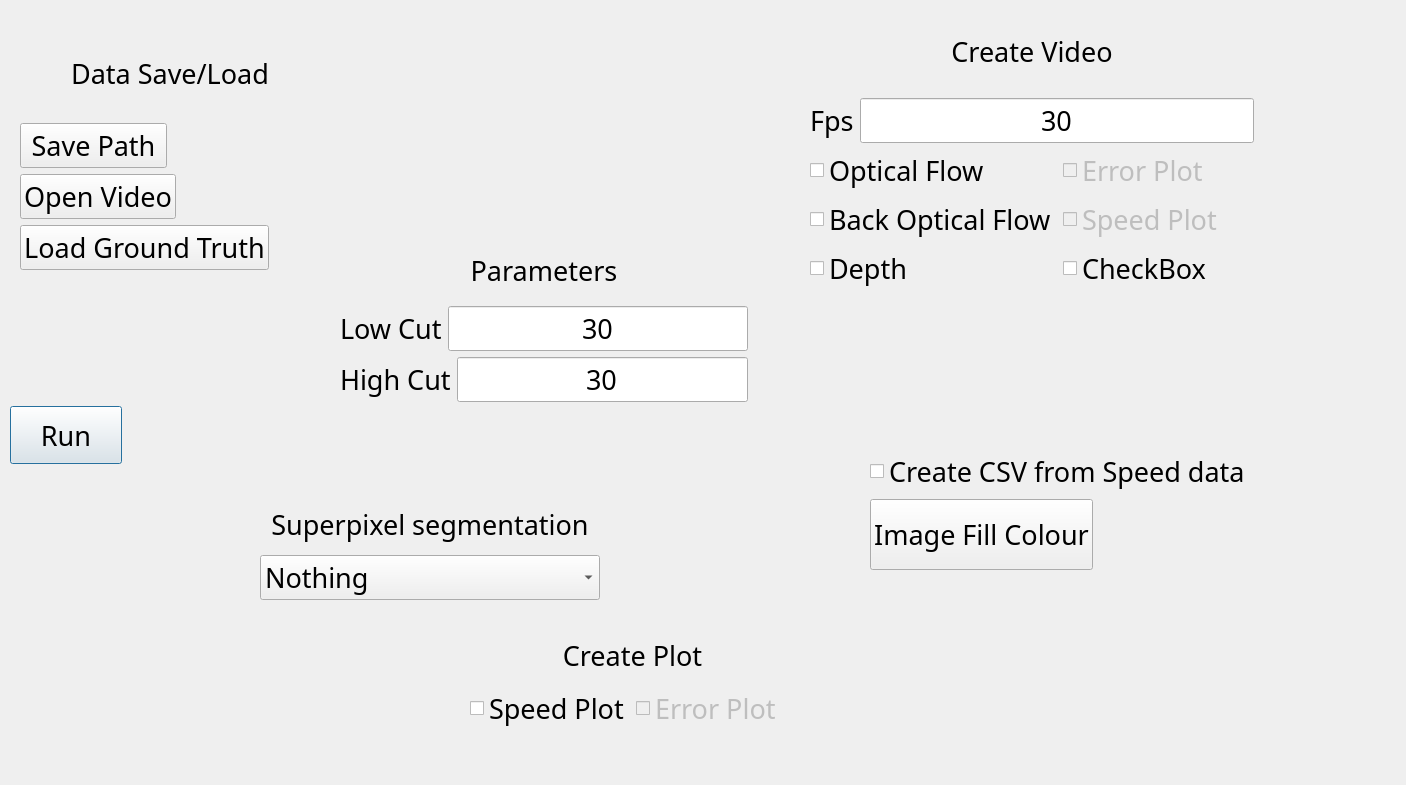
This is application/dialog2.ui in kevinhartyanyi/BSC-Thesis as Qt 5 draws it before an edit. The edited form follows.
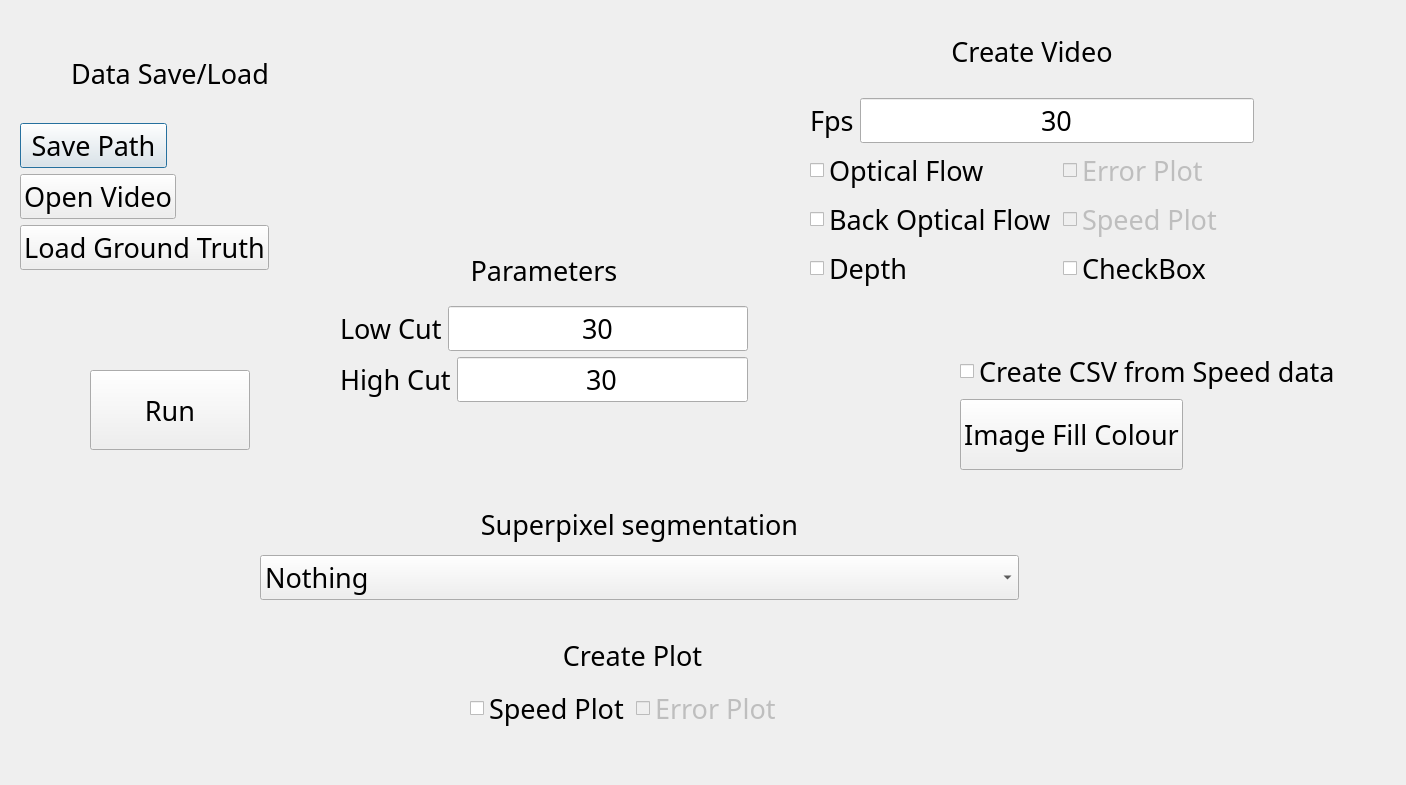
This is the edited form.

What changed in the file:
```diff
--- a/application/dialog2.ui
+++ b/application/dialog2.ui
@@ -13,35 +13,7 @@
   <property name="windowTitle">
    <string>Dialog</string>
   </property>
-  <widget class="QPushButton" name="b_run">
-   <property name="geometry">
-    <rect>
-     <x>10</x>
-     <y>406</y>
-     <width>112</width>
-     <height>58</height>
-    </rect>
-   </property>
-   <property name="sizePolicy">
-    <sizepolicy hsizetype="Minimum" vsizetype="Preferred">
-     <horstretch>0</horstretch>
-     <verstretch>0</verstretch>
-    </sizepolicy>
-   </property>
-   <property name="font">
-    <font>
-     <family>GE Inspira</family>
-     <pointsize>20</pointsize>
-    </font>
-   </property>
-   <property name="toolTip">
-    <string>Start the calculation</string>
-   </property>
-   <property name="text">
-    <string>Run</string>
-   </property>
-  </widget>
-  <widget class="QWidget" name="">
+  <widget class="QWidget" name="layoutWidget">
    <property name="geometry">
     <rect>
      <x>470</x>
@@ -105,7 +77,7 @@
     </item>
    </layout>
   </widget>
-  <widget class="QWidget" name="">
+  <widget class="QWidget" name="layoutWidget">
    <property name="geometry">
     <rect>
      <x>810</x>
@@ -281,12 +253,12 @@
     </item>
    </layout>
   </widget>
-  <widget class="QWidget" name="">
+  <widget class="QWidget" name="layoutWidget">
    <property name="geometry">
     <rect>
      <x>260</x>
      <y>500</y>
-     <width>340</width>
+     <width>759</width>
      <height>100</height>
     </rect>
    </property>
@@ -354,7 +326,7 @@
     </item>
    </layout>
   </widget>
-  <widget class="QWidget" name="">
+  <widget class="QWidget" name="layoutWidget">
    <property name="geometry">
     <rect>
      <x>20</x>
@@ -509,7 +481,7 @@
     </item>
    </layout>
   </widget>
-  <widget class="QWidget" name="">
+  <widget class="QWidget" name="layoutWidget">
    <property name="geometry">
     <rect>
      <x>340</x>
@@ -616,11 +588,11 @@
     </item>
    </layout>
   </widget>
-  <widget class="QWidget" name="">
+  <widget class="QWidget" name="layoutWidget">
    <property name="geometry">
     <rect>
-     <x>870</x>
-     <y>450</y>
+     <x>960</x>
+     <y>350</y>
      <width>408</width>
      <height>120</height>
     </rect>
@@ -683,6 +655,40 @@
     </item>
    </layout>
   </widget>
+  <widget class="QWidget" name="verticalLayoutWidget">
+   <property name="geometry">
+    <rect>
+     <x>90</x>
+     <y>370</y>
+     <width>160</width>
+     <height>80</height>
+    </rect>
+   </property>
+   <layout class="QVBoxLayout" name="layout_v">
+    <item>
+     <widget class="QPushButton" name="b_run">
+      <property name="sizePolicy">
+       <sizepolicy hsizetype="Minimum" vsizetype="Preferred">
+        <horstretch>0</horstretch>
+        <verstretch>0</verstretch>
+       </sizepolicy>
+      </property>
+      <property name="font">
+       <font>
+        <family>GE Inspira</family>
+        <pointsize>20</pointsize>
+       </font>
+      </property>
+      <property name="toolTip">
+       <string>Start the calculation</string>
+      </property>
+      <property name="text">
+       <string>Run</string>
+      </property>
+     </widget>
+    </item>
+   </layout>
+  </widget>
  </widget>
  <resources/>
  <connections/>
```
